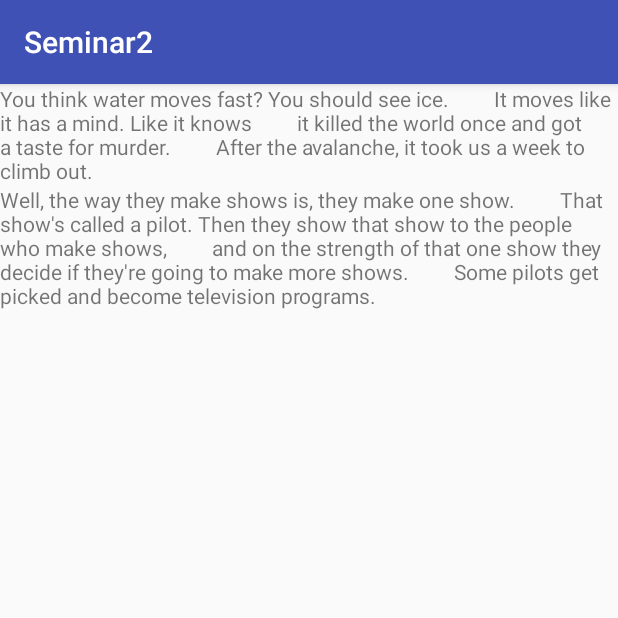
After one commit to jakubturcovsky/PV239, an Android app: the FirstFragment screen opened directly, with no data from a screen before it, on a phone screen of 412 x 824 dp, the top half of it. The commit adds this screen. Run offline under Robolectric (Android 15) with nearby library versions, the phone set to English and light mode, and no system bars.

Commit message:
Fragments example

```diff
--- a/PV239/seminar2/src/main/AndroidManifest.xml
+++ b/PV239/seminar2/src/main/AndroidManifest.xml
@@ -19,6 +19,8 @@
         </activity>
 
         <activity android:name=".ListActivity"/>
+
+        <activity android:name=".FragmentActivity"/>
     </application>
 
 </manifest>
--- /dev/null
+++ b/PV239/seminar2/src/main/java/cz/pv239/seminar2/FirstFragment.java
@@ -0,0 +1,24 @@
+package cz.pv239.seminar2;
+
+import android.os.Bundle;
+import android.support.annotation.Nullable;
+import android.support.v4.app.Fragment;
+import android.view.LayoutInflater;
+import android.view.View;
+import android.view.ViewGroup;
+
+public class FirstFragment
+        extends Fragment {
+
+    private static final String TAG = FirstFragment.class.getSimpleName();
+
+    public static FirstFragment newInstance() {
+        return new FirstFragment();
+    }
+
+    @Nullable
+    @Override
+    public View onCreateView(LayoutInflater inflater, @Nullable ViewGroup container, @Nullable Bundle savedInstanceState) {
+        return inflater.inflate(R.layout.fragment_first, container, false);
+    }
+}
--- /dev/null
+++ b/PV239/seminar2/src/main/java/cz/pv239/seminar2/FragmentActivity.java
@@ -0,0 +1,38 @@
+package cz.pv239.seminar2;
+
+import android.content.Context;
+import android.content.Intent;
+import android.os.Bundle;
+import android.support.annotation.NonNull;
+import android.support.annotation.Nullable;
+import android.support.v4.app.FragmentManager;
+import android.support.v7.app.AppCompatActivity;
+
+public class FragmentActivity
+        extends AppCompatActivity {
+
+    private static final String TAG = FragmentActivity.class.getSimpleName();
+
+    @NonNull
+    public static Intent newIntent(@NonNull Context context) {
+        return new Intent(context, FragmentActivity.class);
+    }
+
+    @Override
+    protected void onCreate(@Nullable Bundle savedInstanceState) {
+        super.onCreate(savedInstanceState);
+        setContentView(R.layout.activity_fragment);
+
+        FragmentManager fragmentManager = getSupportFragmentManager();
+        if (fragmentManager == null) {
+            return;
+        }
+
+        fragmentManager.beginTransaction().add(R.id.content1,
+                FirstFragment.newInstance(),
+                FirstFragment.class.getSimpleName()).commit();
+        fragmentManager.beginTransaction().add(R.id.content2,
+                SecondFragment.newInstance(),
+                SecondFragment.class.getSimpleName()).commit();
+    }
+}
--- a/PV239/seminar2/src/main/java/cz/pv239/seminar2/MainActivity.java
+++ b/PV239/seminar2/src/main/java/cz/pv239/seminar2/MainActivity.java
@@ -30,10 +30,24 @@ public class MainActivity
                         startListActivity(ListActivity.ListType.RECYCLER_VIEW);
                     }
                 });
+
+        findViewById(R.id.fragments)
+                .setOnClickListener(new View.OnClickListener() {
+
+                    @Override
+                    public void onClick(View v) {
+                        startFragmentActivity();
+                    }
+                });
     }
 
     private void startListActivity(@ListActivity.ListType int listType) {
         Intent intent = ListActivity.newIntent(this, listType);
         startActivity(intent);
     }
+
+    private void startFragmentActivity() {
+        Intent intent = FragmentActivity.newIntent(this);
+        startActivity(intent);
+    }
 }
--- /dev/null
+++ b/PV239/seminar2/src/main/java/cz/pv239/seminar2/SecondFragment.java
@@ -0,0 +1,24 @@
+package cz.pv239.seminar2;
+
+import android.os.Bundle;
+import android.support.annotation.Nullable;
+import android.support.v4.app.Fragment;
+import android.view.LayoutInflater;
+import android.view.View;
+import android.view.ViewGroup;
+
+public class SecondFragment
+        extends Fragment {
+
+    private static final String TAG = SecondFragment.class.getSimpleName();
+
+    public static SecondFragment newInstance() {
+        return new SecondFragment();
+    }
+
+    @Nullable
+    @Override
+    public View onCreateView(LayoutInflater inflater, @Nullable ViewGroup container, @Nullable Bundle savedInstanceState) {
+        return inflater.inflate(R.layout.fragment_second, container, false);
+    }
+}
--- /dev/null
+++ b/PV239/seminar2/src/main/res/layout/activity_fragment.xml
@@ -0,0 +1,18 @@
+<?xml version="1.0" encoding="utf-8"?>
+<LinearLayout
+    xmlns:android="http://schemas.android.com/apk/res/android"
+    android:layout_width="match_parent"
+    android:layout_height="match_parent"
+    android:orientation="vertical">
+
+    <FrameLayout
+        android:id="@+id/content1"
+        android:layout_width="wrap_content"
+        android:layout_height="wrap_content"/>
+
+    <FrameLayout
+        android:id="@+id/content2"
+        android:layout_width="wrap_content"
+        android:layout_height="wrap_content"/>
+
+</LinearLayout>
--- a/PV239/seminar2/src/main/res/layout/activity_main.xml
+++ b/PV239/seminar2/src/main/res/layout/activity_main.xml
@@ -20,4 +20,10 @@
         android:layout_height="wrap_content"
         android:text="RecyclerView"/>
 
+    <Button
+        android:id="@+id/fragments"
+        android:layout_width="wrap_content"
+        android:layout_height="wrap_content"
+        android:text="Fragments"/>
+
 </LinearLayout>
--- /dev/null
+++ b/PV239/seminar2/src/main/res/layout/fragment_first.xml
@@ -0,0 +1,16 @@
+<?xml version="1.0" encoding="utf-8"?>
+<LinearLayout
+    xmlns:android="http://schemas.android.com/apk/res/android"
+    android:layout_width="match_parent"
+    android:layout_height="match_parent"
+    android:orientation="vertical">
+
+    <TextView
+        android:layout_width="wrap_content"
+        android:layout_height="wrap_content"
+        android:text="You think water moves fast? You should see ice.
+        It moves like it has a mind. Like it knows
+        it killed the world once and got a taste for murder.
+        After the avalanche, it took us a week to climb out."/>
+
+</LinearLayout>
--- /dev/null
+++ b/PV239/seminar2/src/main/res/layout/fragment_second.xml
@@ -0,0 +1,16 @@
+<?xml version="1.0" encoding="utf-8"?>
+<LinearLayout
+    xmlns:android="http://schemas.android.com/apk/res/android"
+    android:layout_width="match_parent"
+    android:layout_height="match_parent"
+    android:orientation="vertical">
+
+    <TextView
+        android:layout_width="wrap_content"
+        android:layout_height="wrap_content"
+        android:text="Well, the way they make shows is, they make one show.
+        That show's called a pilot. Then they show that show to the people who make shows,
+        and on the strength of that one show they decide if they're going to make more shows.
+        Some pilots get picked and become television programs."/>
+
+</LinearLayout>
```
